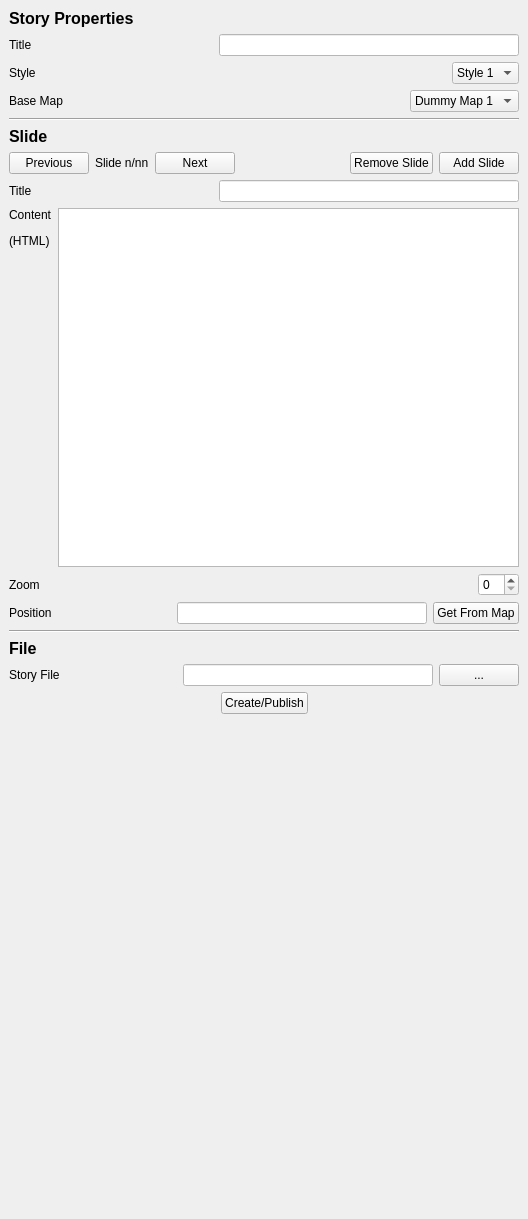
This is story/story_dockwidget_base.ui in klakar/scheherazade as Qt 5 draws it before an edit. The edited form follows.
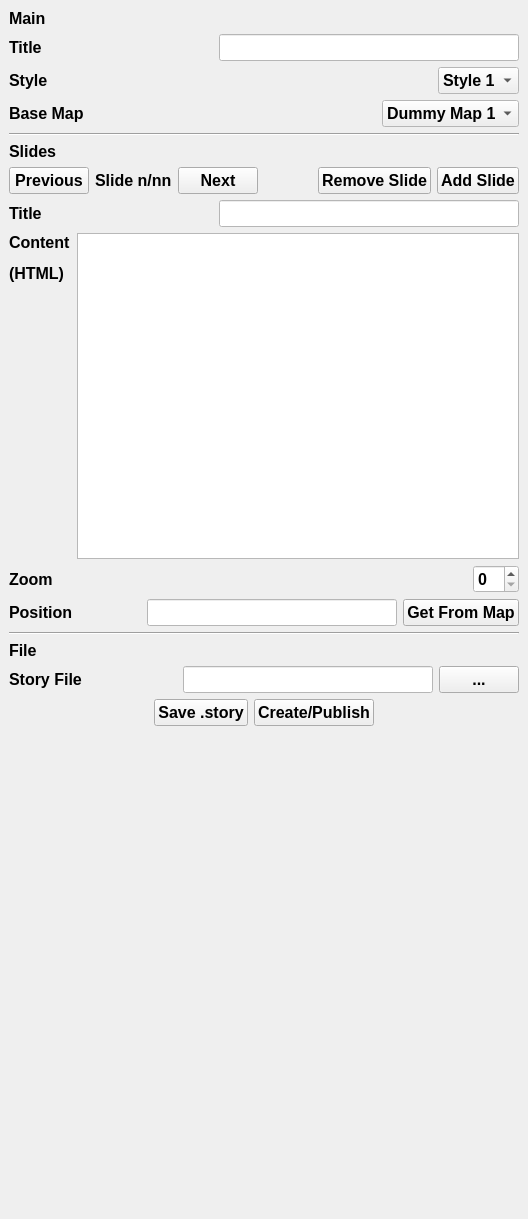
This is the edited form.

What changed in the file:
```diff
--- a/story/story_dockwidget_base.ui
+++ b/story/story_dockwidget_base.ui
@@ -10,6 +10,13 @@
     <height>1219</height>
    </rect>
   </property>
+  <property name="font">
+   <font>
+    <pointsize>12</pointsize>
+    <weight>75</weight>
+    <bold>true</bold>
+   </font>
+  </property>
   <property name="locale">
    <locale language="English" country="UnitedStates"/>
   </property>
@@ -33,7 +40,7 @@
          </font>
         </property>
         <property name="text">
-         <string>Story Properties</string>
+         <string>&lt;b&gt;Main&lt;/b&gt;</string>
         </property>
        </widget>
       </item>
@@ -412,7 +419,7 @@
          </font>
         </property>
         <property name="text">
-         <string>File</string>
+         <string>&lt;b&gt;File&lt;/b&gt;</string>
         </property>
        </widget>
       </item>
@@ -536,6 +543,13 @@
           </property>
          </spacer>
         </item>
+        <item>
+         <widget class="QPushButton" name="btnSaveStory">
+          <property name="text">
+           <string>Save .story</string>
+          </property>
+         </widget>
+        </item>
         <item>
          <widget class="QPushButton" name="btnCreateStory">
           <property name="text">
@@ -572,7 +586,7 @@
          </font>
         </property>
         <property name="text">
-         <string>Slide</string>
+         <string>&lt;b&gt;Slides&lt;/b&gt;</string>
         </property>
        </widget>
       </item>
@@ -742,7 +756,7 @@
          </widget>
         </item>
         <item>
-         <widget class="QTextEdit" name="txtSlideContent"/>
+         <widget class="QPlainTextEdit" name="txtSlideContent"/>
         </item>
        </layout>
       </item>
```
Left out of the diff: 2 changed lines with no effect on the pictures.
